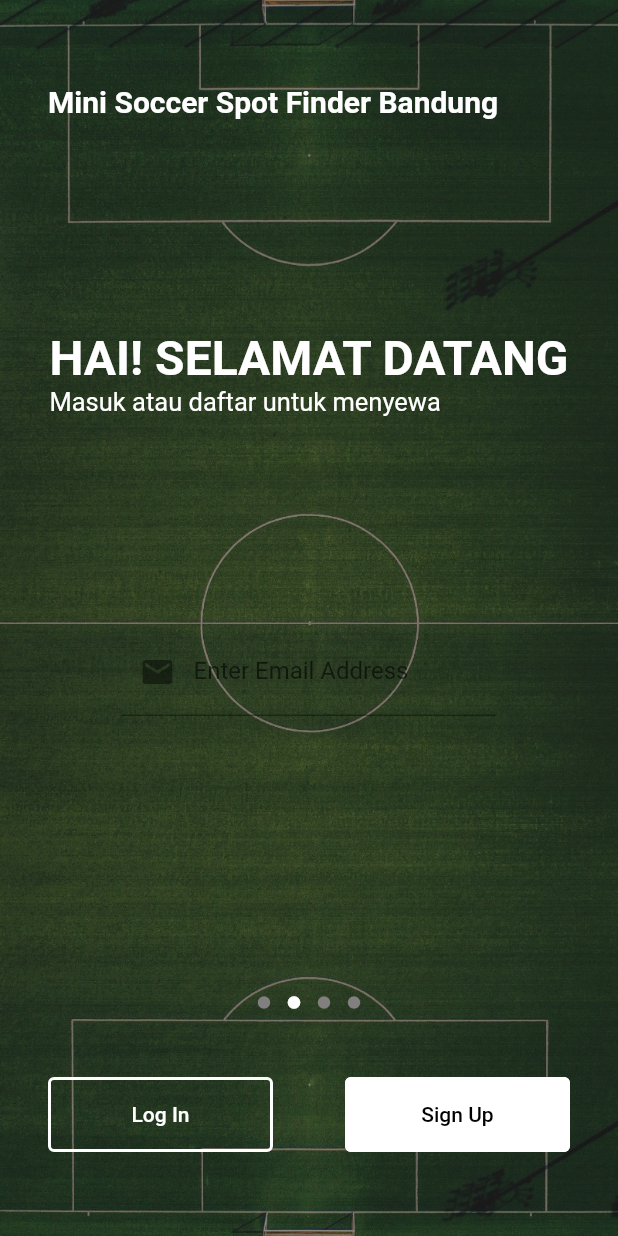
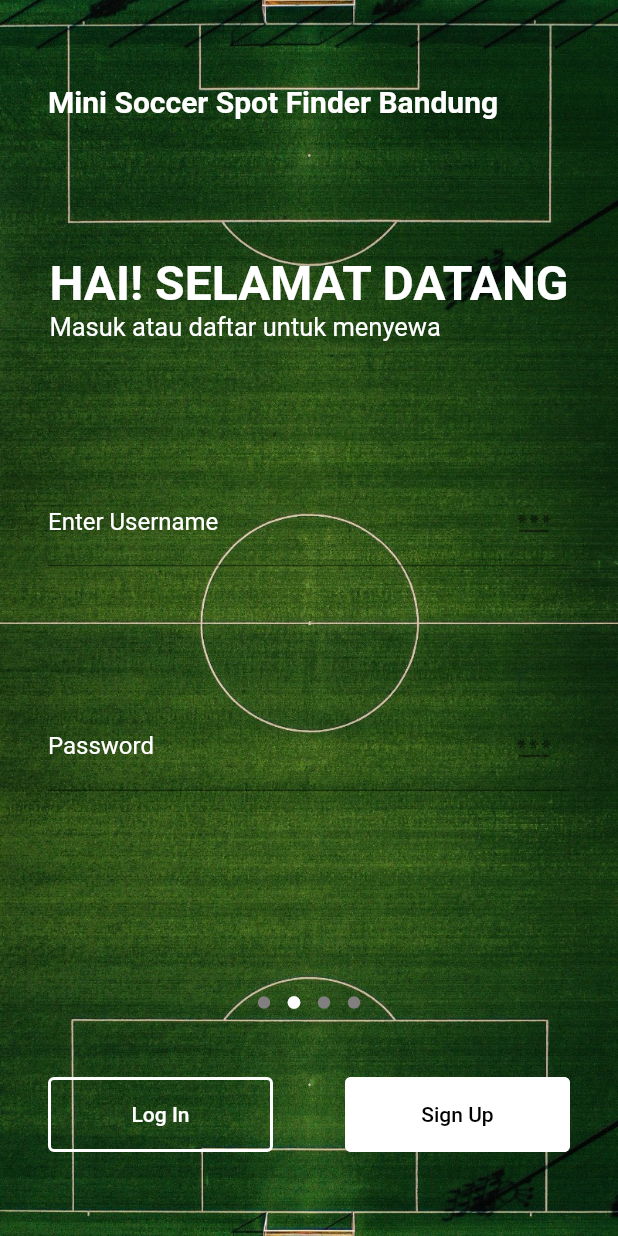
Before and after one commit to danielfrenkisilalahi/uas_ppb_3, a Flutter app: the screen it shows after launch, on a phone screen of 412 x 824 dp. Run offline on Flutter 3.47's test engine with Material 2 defaults, Android fonts, the phone set to English and light mode, and no system bars.

Commit message:
update home

```diff
--- a/lib/screens/home.dart
+++ b/lib/screens/home.dart
@@ -16,8 +16,8 @@ class Home extends StatelessWidget {
           ),
           Container(
             padding: const EdgeInsets.symmetric(horizontal: 32, vertical: 56),
-            decoration:
-                const BoxDecoration(color: Color.fromARGB(132, 43, 43, 43)),
+            //decoration:
+            //const BoxDecoration(color: Color.fromARGB(132, 43, 43, 43)),
             child: Column(
               mainAxisAlignment: MainAxisAlignment.spaceBetween,
               children: [
@@ -56,12 +56,29 @@ class Home extends StatelessWidget {
                     ),
                   ],
                 ),
-                Container(
-                  width: 250,
-                  child: TextField(
-                    decoration: InputDecoration(
-                      labelText: 'Enter Email Address',
-                      prefixIcon: Icon(Icons.email),
+                const TextField(
+                  decoration: InputDecoration(
+                    focusedBorder: UnderlineInputBorder(
+                        borderSide: BorderSide(color: Colors.white)),
+                    suffixIcon: Icon(Icons.password_outlined),
+                    label: Text(
+                      'Enter Username',
+                      style: TextStyle(
+                          fontWeight: FontWeight.normal,
+                          color: Color.fromARGB(255, 255, 255, 255)),
+                    ),
+                  ),
+                ),
+                const TextField(
+                  decoration: InputDecoration(
+                    focusedBorder: UnderlineInputBorder(
+                        borderSide: BorderSide(color: Colors.white)),
+                    suffixIcon: Icon(Icons.password_outlined),
+                    label: Text(
+                      'Password',
+                      style: TextStyle(
+                          fontWeight: FontWeight.normal,
+                          color: Color.fromARGB(255, 255, 255, 255)),
                     ),
                   ),
                 ),
```
